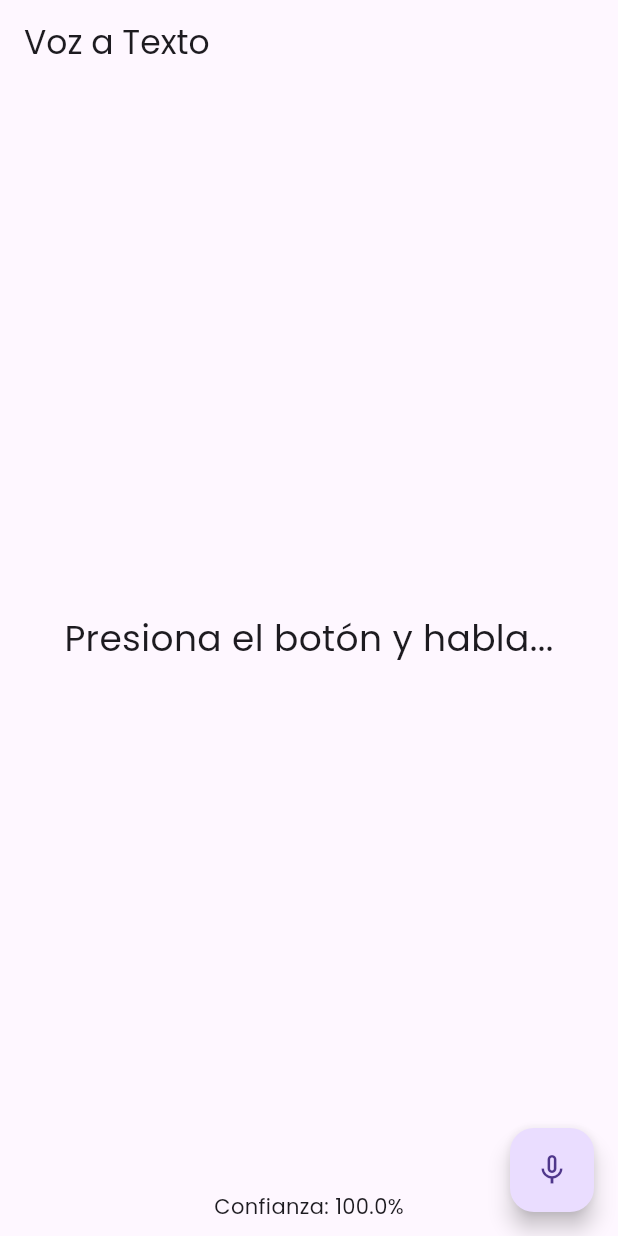
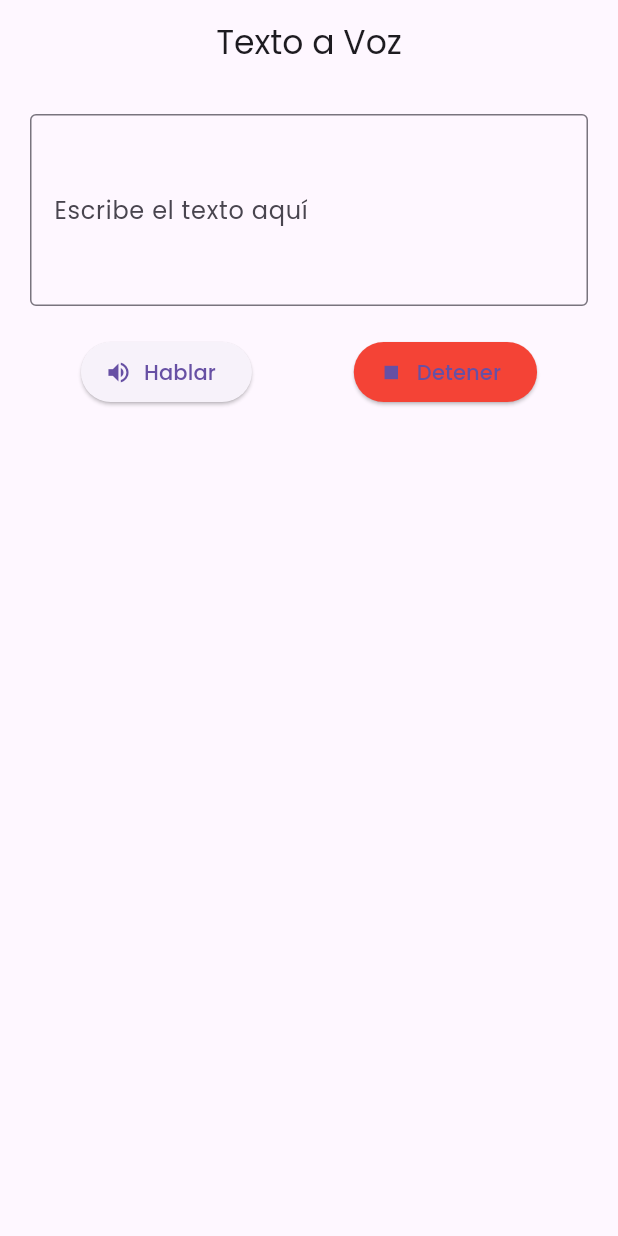
Before and after one commit to hiramcastillo36/space-apps-app, a Flutter app: the screen it shows after launch, on a phone screen of 412 x 824 dp. Run offline on Flutter 3.47's test engine with Material 3 defaults, Android fonts, the phone set to English and light mode, and no system bars; our stand-ins replace awesome_snackbar_content, flutter_tts, font_awesome_flutter, google_fonts, speech_to_text.

Commit message:
feat: text to speech

```diff
--- a/lib/main.dart
+++ b/lib/main.dart
@@ -4,6 +4,7 @@ import 'package:skai/widgets/navbar.dart';
 import 'package:google_fonts/google_fonts.dart';
 import 'package:skai/Auth.dart';
 import 'package:skai/widgets/audio.dart';
+import 'package:skai/widgets/voz.dart';
 void main() {
   runApp(const MyApp());
 }
@@ -17,7 +18,7 @@ class MyApp extends StatelessWidget {
     return MaterialApp(
       title: 'SKAI',
       theme: buildTheme(context),
-        home: SpeechToTextExample(),
+        home: const TextToSpeechView(),
     );
   }
 }
--- a/lib/widgets/audio.dart
+++ b/lib/widgets/audio.dart
@@ -1,5 +1,7 @@
 import 'package:flutter/material.dart';
 import 'package:speech_to_text/speech_to_text.dart' as stt;
+import 'package:flutter_tts/flutter_tts.dart';
+
 
 class SpeechToTextExample extends StatefulWidget {
   @override
--- /dev/null
+++ b/lib/widgets/voz.dart
@@ -0,0 +1,79 @@
+import 'package:flutter/material.dart';
+import 'package:flutter_tts/flutter_tts.dart';
+
+class TextToSpeechView extends StatefulWidget {
+  const TextToSpeechView({Key? key}) : super(key: key);
+
+  @override
+  State<TextToSpeechView> createState() => _TextToSpeechViewState();
+}
+
+class _TextToSpeechViewState extends State<TextToSpeechView> {
+  final FlutterTts flutterTts = FlutterTts();
+  final TextEditingController _controller = TextEditingController();
+
+  @override
+  void dispose() {
+    flutterTts.stop();
+    _controller.dispose();
+    super.dispose();
+  }
+
+  Future<void> _speak() async {
+    final text = _controller.text.trim();
+    if (text.isNotEmpty) {
+      await flutterTts.setLanguage("es-ES");
+      await flutterTts.setPitch(1.0);
+      await flutterTts.setSpeechRate(0.5);
+      await flutterTts.speak(text);
+    }
+  }
+
+  Future<void> _stop() async {
+    await flutterTts.stop();
+  }
+
+  @override
+  Widget build(BuildContext context) {
+    return Scaffold(
+      appBar: AppBar(
+        title: const Text('Texto a Voz'),
+        centerTitle: true,
+      ),
+      body: Padding(
+        padding: const EdgeInsets.all(20.0),
+        child: Column(
+          children: [
+            TextField(
+              controller: _controller,
+              maxLines: 4,
+              decoration: const InputDecoration(
+                border: OutlineInputBorder(),
+                labelText: 'Escribe el texto aquí',
+              ),
+            ),
+            const SizedBox(height: 20),
+            Row(
+              mainAxisAlignment: MainAxisAlignment.spaceAround,
+              children: [
+                ElevatedButton.icon(
+                  onPressed: _speak,
+                  icon: const Icon(Icons.volume_up),
+                  label: const Text("Hablar"),
+                ),
+                ElevatedButton.icon(
+                  onPressed: _stop,
+                  icon: const Icon(Icons.stop),
+                  label: const Text("Detener"),
+                  style: ElevatedButton.styleFrom(
+                    backgroundColor: Colors.red,
+                  ),
+                ),
+              ],
+            ),
+          ],
+        ),
+      ),
+    );
+  }
+}
--- a/pubspec.yaml
+++ b/pubspec.yaml
@@ -39,6 +39,7 @@ dependencies:
   flutter_svg:
   google_fonts:
   speech_to_text: ^7.3.0
+  flutter_tts: ^3.8.4
 
 
 dev_dependencies:
```
Also changed, not shown: pubspec.lock, 3 other files.
